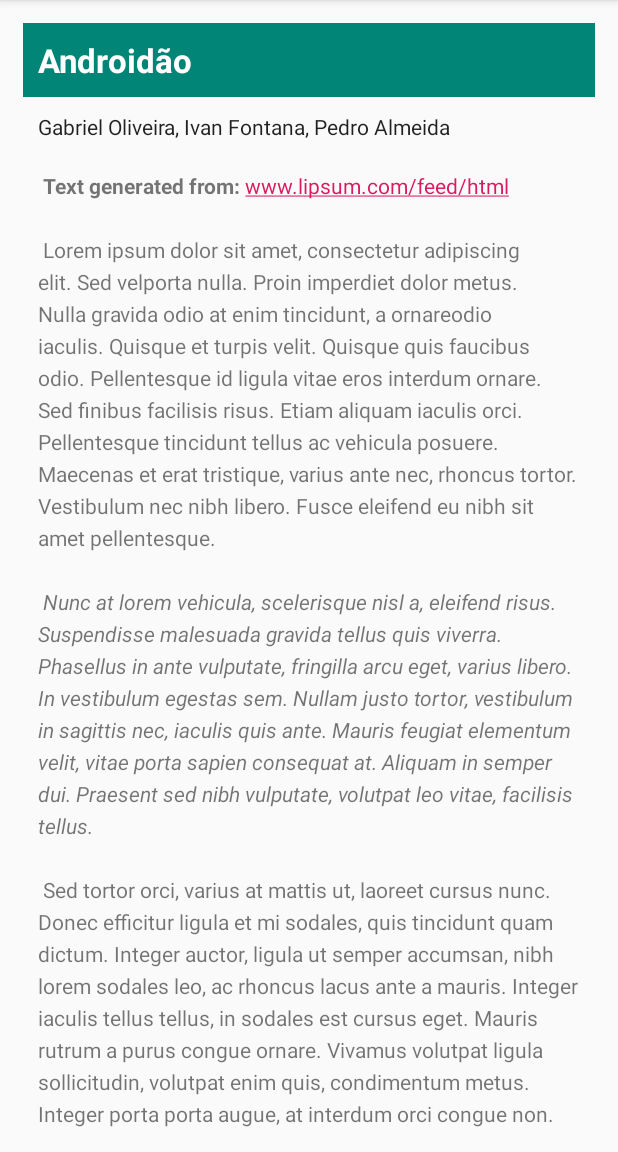
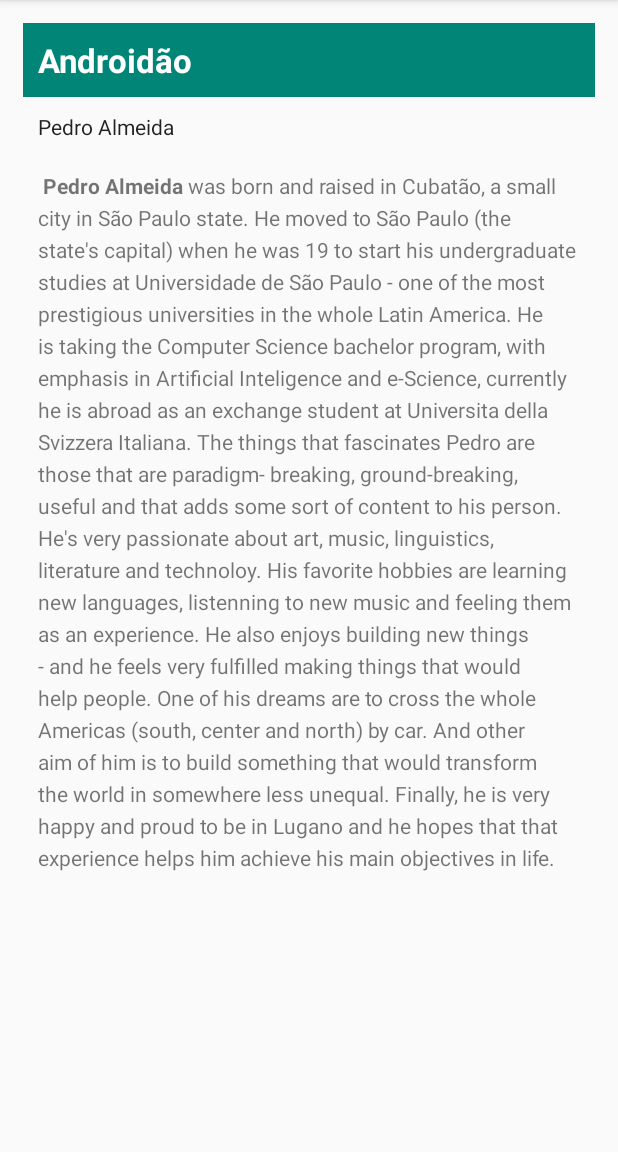
Before and after one commit to gafeol/Mobile, an Android app: the screen it shows after launch (MainActivity), on a phone screen of 412 x 824 dp, the part 84-1236 px from its top. Run offline under Robolectric (Android 15) with nearby library versions, the phone set to English and light mode, and no system bars.

Commit message:
Adds Pedro's bio

```diff
--- a/ScrollingText/app/src/main/res/layout/activity_main.xml
+++ b/ScrollingText/app/src/main/res/layout/activity_main.xml
@@ -29,21 +29,21 @@
             android:orientation="vertical">
 
             <TextView
-                android:id="@+id/article_subheading"
+                android:id="@+id/article_subheading_pedro"
                 android:layout_width="match_parent"
                 android:layout_height="wrap_content"
                 android:padding="@dimen/padding_regular"
-                android:text="@string/article_subtitle"
+                android:text="@string/article_subtitle_pedro"
                 android:textAppearance="@android:style/TextAppearance.DeviceDefault" />
 
             <TextView
-                android:id="@+id/article"
+                android:id="@+id/article_pedro"
                 android:layout_width="wrap_content"
                 android:layout_height="wrap_content"
                 android:autoLink="web"
                 android:lineSpacingExtra="@dimen/line_spacing"
                 android:padding="@dimen/padding_regular"
-                android:text="@string/article_text" />
+                android:text="@string/article_text_pedro" />
 
         </LinearLayout>
     </ScrollView>
--- a/ScrollingText/app/src/main/res/values/strings.xml
+++ b/ScrollingText/app/src/main/res/values/strings.xml
@@ -1,45 +1,31 @@
 <resources>
     <string name="app_name">Scrolling Text</string>
     <string name="article_title">Androidão</string>
-    <string name="article_subtitle">Gabriel Oliveira, Ivan Fontana, Pedro Almeida</string>
-    <string name="article_text">
-        <b>Text generated from\:</b> www.lipsum.com/feed/html
-        \n\n
-        Lorem ipsum dolor sit amet, consectetur adipiscing elit. Sed velporta nulla. Proin
-        imperdiet dolor metus. Nulla gravida odio at enim tincidunt, a ornareodio iaculis.
-        Quisque et turpis velit. Quisque quis faucibus odio. Pellentesque id ligula
-        vitae eros interdum ornare. Sed finibus facilisis risus. Etiam aliquam iaculis orci.
-        Pellentesque tincidunt tellus ac vehicula posuere. Maecenas et erat tristique, varius
-        ante nec, rhoncus tortor. Vestibulum nec nibh libero. Fusce eleifend eu nibh sit amet
-        pellentesque.
-        \n\n
-        <i>Nunc at lorem vehicula, scelerisque nisl a, eleifend risus. Suspendisse malesuada gravida
-        tellus quis viverra. Phasellus in ante vulputate, fringilla arcu eget, varius libero.
-        In vestibulum egestas sem. Nullam justo tortor, vestibulum in sagittis nec, iaculis
-        quis ante. Mauris feugiat elementum velit, vitae porta sapien consequat at. Aliquam in
-        semper dui. Praesent sed nibh vulputate, volutpat leo vitae, facilisis tellus.</i>
-        \n\n
-        Sed tortor orci, varius at mattis ut, laoreet cursus nunc. Donec efficitur ligula et
-        mi sodales, quis tincidunt quam dictum. Integer auctor, ligula ut semper accumsan, nibh
-        lorem sodales leo, ac rhoncus lacus ante a mauris. Integer iaculis tellus tellus, in
-        sodales est cursus eget. Mauris rutrum a purus congue ornare. Vivamus volutpat ligula
-        sollicitudin, volutpat enim quis, condimentum metus. Integer porta porta augue, at
-        interdum orci congue non. <b><i>Suspendisse in ornare augue.</i></b> Morbi elit dui, suscipit et
-        diam non, aliquet maximus odio. Etiam suscipit bibendum libero nec elementum.
-        Morbi mollis sollicitudin magna, ut rhoncus dui ullamcorper sed.
-        \n\n
-        Sed eget tortor tempus velit imperdiet sagittis ac sit amet tellus. Vivamus egestas et
-        dolor et blandit. Praesent interdum felis sem, nec mattis libero dictum nec. Donec vel
-        mauris quis nisl sagittis tempus vel a augue. Aenean et fringilla odio. Vivamus augue
-        sapien, suscipit ac orci at, finibus gravida tellus. Fusce arcu orci, iaculis vitae varius
-        non, cursus id orci. Vestibulum at finibus velit, ut venenatis ex.
-        \n\n
-        Maecenas eget laoreet eros, eu tempus mauris. Ut at tortor sed felis aliquam congue vel
-        venenatis ipsum. Ut tristique magna ac consectetur tempus. Nullam at pellentesque nulla,
-        ac luctus enim. Nam quis mauris mattis, viverra purus vitae, elementum arcu. Nullam eu
-        metus nibh. Morbi sodales nisl et congue fermentum. Ut sagittis a est eget luctus.
-        Pellentesque suscipit non tellus in luctus.
+    <string name="article_subtitle_pedro">Pedro Almeida</string>
+    <string name="article_text_pedro">
+        <b>Pedro Almeida</b> was born and raised in Cubatão, a small city in
+        São Paulo state. He moved to São Paulo (the state\'s capital)
+        when he was 19 to start his undergraduate studies at Universidade
+        de São Paulo - one of the most prestigious universities in the
+        whole Latin America. He is taking the Computer Science bachelor
+        program, with emphasis in Artificial Inteligence and e-Science,
+        currently he is abroad as an exchange student at Universita della
+        Svizzera Italiana.
 
+        The things that fascinates Pedro are those that are paradigm-
+        breaking, ground-breaking, useful and that adds some sort of
+        content to his person. He\'s very passionate about art, music,
+        linguistics, literature and technoloy. His favorite hobbies are
+        learning new languages, listenning to new music and feeling them
+        as an experience. He also enjoys building new things - and he feels
+        very fulfilled making things that would help people.
+
+        One of his dreams are to cross the whole Americas (south, center
+        and north) by car. And other aim of him is to build something that
+        would transform the world in somewhere less unequal.
+
+        Finally, he is very happy and proud to be in Lugano and he hopes
+        that that experience helps him achieve his main objectives in life.
     </string>
     <string name="add_comment">ADD COMMENT</string>
 </resources>
```
